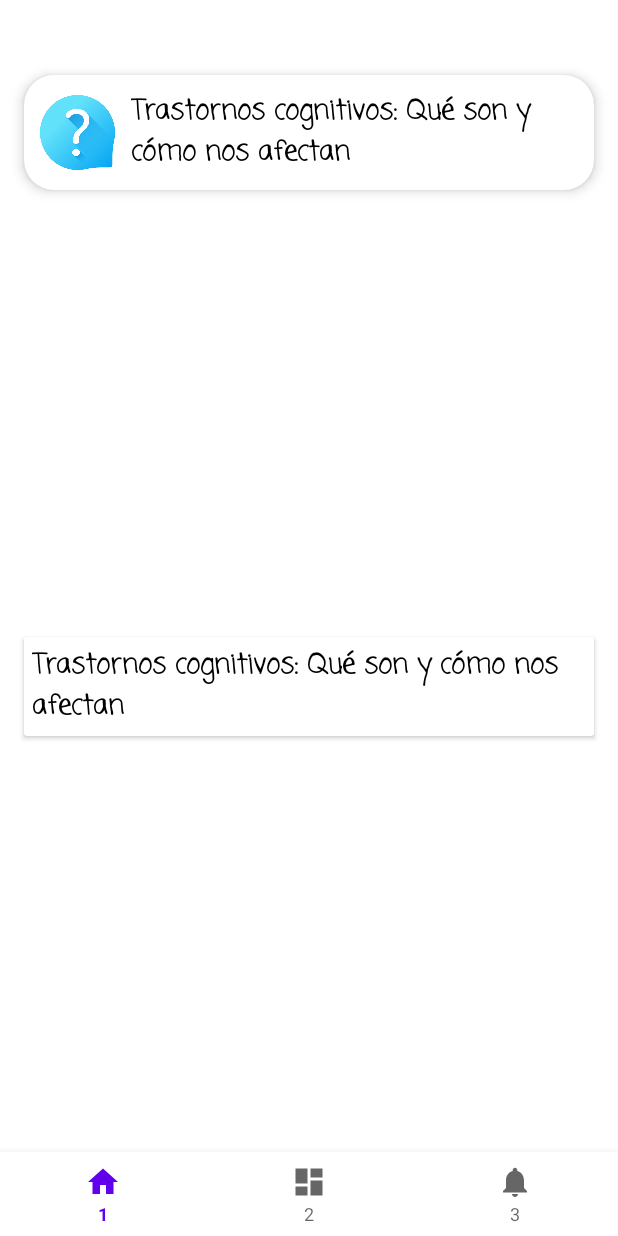
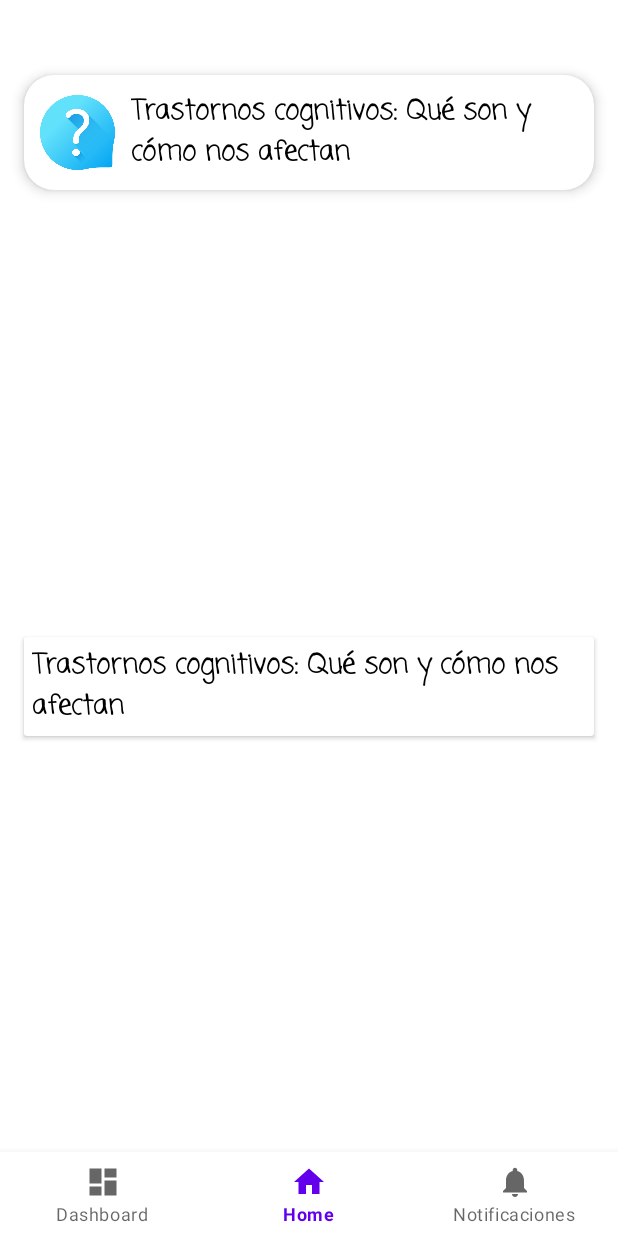
Before and after one commit to Karla-Villegas/Fire, an Android app: the PrincipalActivity screen opened directly, with no data from a screen before it, on a phone screen of 412 x 824 dp. Run offline under Robolectric (Android 15) with nearby library versions, the phone set to English and light mode, and no system bars.

Commit message:
Solución al problema de bottomNavigation

```diff
--- a/app/src/main/java/com/example/fire/PrincipalActivity.java
+++ b/app/src/main/java/com/example/fire/PrincipalActivity.java
@@ -28,13 +28,13 @@ public class PrincipalActivity extends AppCompatActivity {
         bottomNavigationView = findViewById(R.id.bottom_navigation);
 
         /* Home Fragment en la deque list*/
-        integerDeque.push(R.id.bn_uno);
+        integerDeque.push(R.id.bn_home);
 
         /*Cargar fragmento*/
         loadFragment(new HomeFragment());
 
         /* Fragment seleccionado por default */
-        bottomNavigationView.setSelectedItemId(R.id.bn_uno);
+        bottomNavigationView.setSelectedItemId(R.id.bn_home);
 
         bottomNavigationView.setOnNavigationItemSelectedListener(new BottomNavigationView.OnNavigationItemSelectedListener() {
             @Override
@@ -45,14 +45,14 @@ public class PrincipalActivity extends AppCompatActivity {
                 /*Condición*/
                 if (integerDeque.contains(id)) {
                     /*Cuando la lista deque contiene el id seleccionada*/
-                    if (id == R.id.bn_uno) {
+                    if (id == R.id.bn_home) {
                         /*Cuando el id seleccionado es igual a la id del fragmento home*/
                         if (integerDeque.size() != 1) {
                             /*Cuando el tamaño de la lista deque no es igual a 1*/
                             if (flag) {
                                 /* Cuando flag es verdadero*/
                                 /* Se agrega el fragment home en la lista deque*/
-                                integerDeque.addFirst(R.id.bn_uno);
+                                integerDeque.addFirst(R.id.bn_home);
                                 /* Setea flag como false */
                                 flag = false;
                             }
@@ -77,17 +77,17 @@ public class PrincipalActivity extends AppCompatActivity {
 
     private Fragment getFragment(int itemId) {
         switch (itemId) {
-            case R.id.bn_dos:
+            case R.id.bn_dashboard:
                 /*Inserta el checked en el menú*/
                 bottomNavigationView.getMenu().getItem(0).setChecked(true);
                 /*Return dashboard fragment*/
                 return new DashboardFragment();
-            case R.id.bn_uno:
+            case R.id.bn_home:
                 /*Inserta el checked en el menú*/
                 bottomNavigationView.getMenu().getItem(1).setChecked(true);
                 /*Return Home fragment*/
                 return  new HomeFragment();
-            case R.id.bn_tres:
+            case R.id.bn_notification:
                 /*Inserta el checked en el menú*/
                 bottomNavigationView.getMenu().getItem(2).setChecked(true);
                 /*Return Notification fragment*/
--- a/app/src/main/res/menu/bn_menu.xml
+++ b/app/src/main/res/menu/bn_menu.xml
@@ -2,18 +2,18 @@
 <menu xmlns:android="http://schemas.android.com/apk/res/android">
 
     <item
-        android:id="@+id/bn_uno"
-        android:title="1"
+        android:id="@+id/bn_dashboard"
+        android:title="Dashboard"
+        android:icon="@drawable/ic_dashboard"/>
+
+    <item
+        android:id="@+id/bn_home"
+        android:title="Home"
         android:icon="@drawable/ic_home"/>
 
     <item
-        android:id="@+id/bn_dos"
-        android:title="2"
-        android:icon="@drawable/ic_dashboard"/>
-
-    <item
-        android:id="@+id/bn_tres"
-        android:title="3"
+        android:id="@+id/bn_notification"
+        android:title="Notificaciones"
         android:icon="@drawable/ic_notification"/>
 
 </menu>
```
